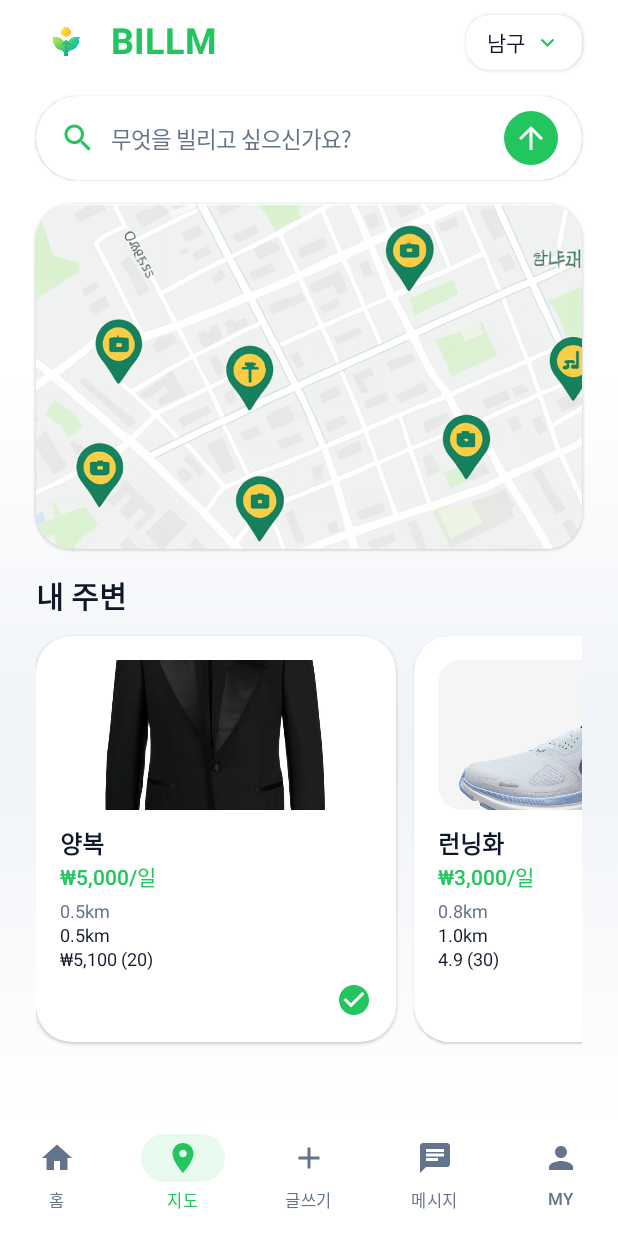
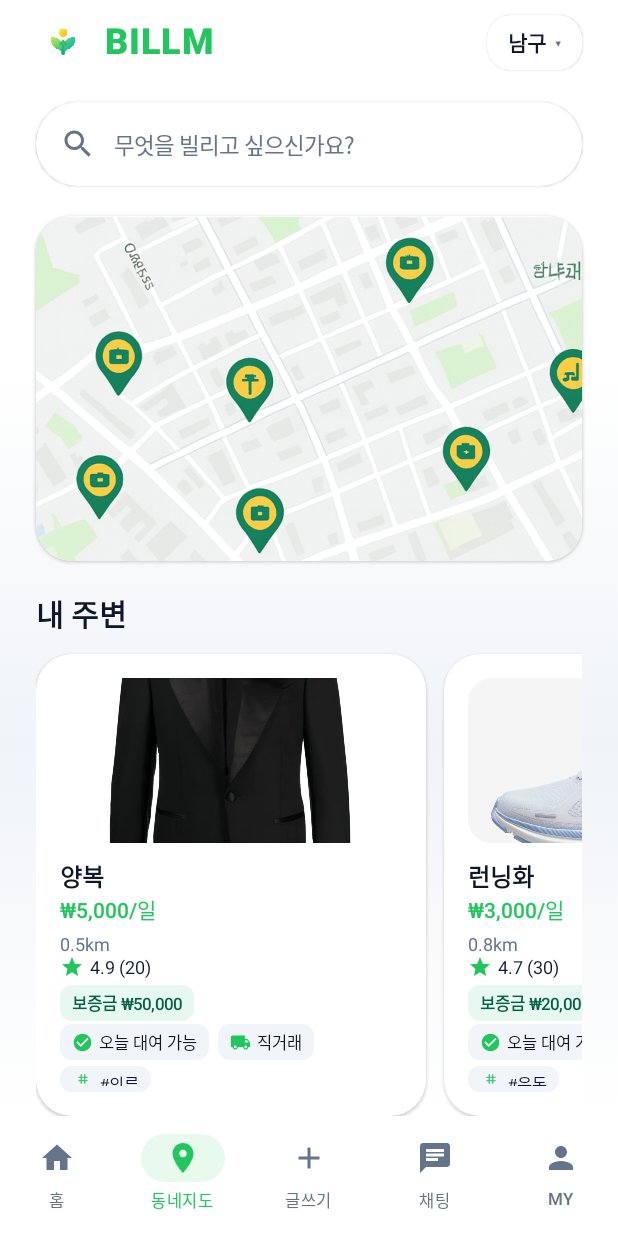
Before and after one commit to SingDu/BILLIM-App, an Android app built with Jetpack Compose: the MapTabScreen screen opened through its navigation route, on a phone screen of 412 x 824 dp. Run offline under Robolectric (Android 15) with nearby library versions, the phone set to English and light mode, and no system bars.

Commit message:
11월 03일 업데이트

```diff
--- /dev/null
+++ b/app/src/main/java/com/example/borrowitapp/ui/common/LocationChip.kt
@@ -0,0 +1,45 @@
+package com.example.borrowitapp.ui.common
+
+import androidx.compose.foundation.background
+import androidx.compose.foundation.clickable
+import androidx.compose.foundation.layout.Box
+import androidx.compose.foundation.layout.Row
+import androidx.compose.foundation.layout.padding
+import androidx.compose.foundation.shape.RoundedCornerShape
+import androidx.compose.material3.Text
+import androidx.compose.runtime.Composable
+import androidx.compose.ui.Alignment
+import androidx.compose.ui.Modifier
+import androidx.compose.ui.graphics.Color
+import androidx.compose.ui.text.font.FontWeight
+import androidx.compose.ui.unit.dp
+import androidx.compose.ui.unit.sp
+
+@Composable
+fun LocationChip(
+    label: String,
+    modifier: Modifier = Modifier,
+    onClick: () -> Unit
+) {
+    Box(
+        modifier = modifier
+            .background(Color(0xFFF8FAFC), RoundedCornerShape(20.dp))
+            .clickable { onClick() }
+            .padding(horizontal = 16.dp, vertical = 10.dp),
+        contentAlignment = Alignment.Center
+    ) {
+        Row {
+            Text(
+                text = label,
+                fontSize = 14.sp,
+                fontWeight = FontWeight.SemiBold,
+                color = Color(0xFF0F172A)
+            )
+            Text(
+                text = "  ▼",
+                fontSize = 9.sp,
+                color = Color(0xFF94A3B8)
+            )
+        }
+    }
+}
--- a/app/src/main/java/com/example/borrowitapp/ui/home/HomeScreen.kt
+++ b/app/src/main/java/com/example/borrowitapp/ui/home/HomeScreen.kt
@@ -93,11 +93,11 @@ fun HomeScreen(
         modifier = Modifier
             .fillMaxSize()
             .background(
-                Brush.verticalGradient(
+                brush = Brush.verticalGradient(
                     listOf(
-                        Color(0xFFF6FFFB),
                         Color.White,
-                        Color(0xFFF6FFFB)
+                        Color.White,
+                        Color.White
                     )
                 )
             )
@@ -183,7 +183,8 @@ private fun Header(
             Spacer(Modifier.width(8.dp))
             Text(
                 text = "BILLM",
-                color = BrandGreen,            // 시그니처 컬러
+                color = BrandGreen,
+                fontSize = 24.sp,
                 style = MaterialTheme.typography.titleLarge.copy(fontWeight = FontWeight.ExtraBold)
             )
         }
--- a/app/src/main/java/com/example/borrowitapp/ui/map/MapTabScreen.kt
+++ b/app/src/main/java/com/example/borrowitapp/ui/map/MapTabScreen.kt
@@ -11,14 +11,17 @@ import androidx.compose.foundation.shape.CircleShape
 import androidx.compose.foundation.shape.RoundedCornerShape
 import androidx.compose.material.icons.Icons
 import androidx.compose.material.icons.filled.ArrowUpward
-import androidx.compose.material.icons.filled.CameraAlt
 import androidx.compose.material.icons.filled.CheckCircle
 import androidx.compose.material.icons.filled.ExpandMore
 import androidx.compose.material.icons.filled.Search
+import androidx.compose.material.icons.filled.Star
+import androidx.compose.material.icons.filled.LocalShipping
+import androidx.compose.material.icons.filled.Tag
 import androidx.compose.material3.Icon
 import androidx.compose.material3.Surface
 import androidx.compose.material3.Text
-import androidx.compose.runtime.Composable
+import androidx.compose.runtime.*
+import androidx.compose.runtime.saveable.rememberSaveable
 import androidx.compose.ui.Alignment
 import androidx.compose.ui.Modifier
 import androidx.compose.ui.draw.clip
@@ -36,25 +39,23 @@ import com.example.borrowitapp.ui.theme.BrandTeal
 import com.example.borrowitapp.ui.theme.TextMuted
 import com.example.borrowitapp.ui.theme.TextPrimary
 
-/* ------------------ 프롬프트 반영 공통 규격 ------------------ */
+/* ------------------ 공통 규격 ------------------ */
 private val ScreenHPadding = 24.dp
 private val BigGap = 16.dp
 private val SmallGap = 12.dp
 private val LargeCorner = 24.dp
 private val PillCorner = 28.dp
 
-// 위치칩 드롭다운 색(시안 느낌의 딥 블루 계열)
-private val ChipChevron = Color(0xFF2F6BB2)
-
 @Composable
 fun MapTabScreen(
     onSearch: () -> Unit = {},
     onChangeDistrict: () -> Unit = {},
     onItemClick: (Long) -> Unit = {},
-    @DrawableRes mapImageResId: Int = R.drawable.map_placeholder, // TODO: 발표용 지도 이미지로 교체하세요 (예: R.drawable.map_placeholder)
+    @DrawableRes mapImageResId: Int = R.drawable.map_placeholder,
     items: List<NearbyItemUi> = demoNearbyItemsWithImages()
 ) {
-    // 배경: 화이트 + 은은한 민트 그라데이션(보라/핑크 제거)
+    var selectedAddress by rememberSaveable { mutableStateOf("남구") }
+
     Box(
         modifier = Modifier
             .fillMaxSize()
@@ -75,30 +76,29 @@ fun MapTabScreen(
                 .fillMaxSize()
                 .padding(horizontal = ScreenHPadding)
         ) {
-            Spacer(Modifier.height(8.dp))
 
-            // 1) 헤더(로고 업, BILLM = BrandGreen, 위치칩 + 아래 화살표)
-            Header(
-                onChangeDistrict = onChangeDistrict,
-                logoRes = R.drawable.logo1
+            MapHeaderHomeStyle(
+                logoRes = R.drawable.logo1,
+                title = "BILLM",
+                selectedAddress = selectedAddress,
+                onAddressClick = {
+                    onChangeDistrict()
+                }
             )
 
-            Spacer(Modifier.height(BigGap))
+            Spacer(Modifier.height(12.dp))
 
-            // 2) 검색 바(화이트 캡슐 + 좌 돋보기 + 우 36dp 원형 업 버튼)
             SearchPill(
                 placeholder = "무엇을 빌리고 싶으신가요?",
                 onClick = onSearch
             )
 
-            Spacer(Modifier.height(BigGap))
+            Spacer(Modifier.height(20.dp))
 
-            // 3) 지도 카드: 발표용 이미지로 대체
             MapImageCard(mapImageResId)
 
-            Spacer(Modifier.height(BigGap))
+            Spacer(Modifier.height(20.dp))
 
-            // 4) 섹션 타이틀
             Text(
                 text = "내 주변",
                 color = TextPrimary,
@@ -108,7 +108,6 @@ fun MapTabScreen(
 
             Spacer(Modifier.height(SmallGap))
 
-            // 5) 실제 PNG 연결 가능한 카드 리스트
             NearbyHorizontalList(
                 items = items,
                 onItemClick = onItemClick
@@ -118,93 +117,98 @@ fun MapTabScreen(
         }
     }
 }
-
-/* ============================== Header =============================== */
-
 @Composable
-private fun Header(
-    onChangeDistrict: () -> Unit,
-    @DrawableRes logoRes: Int
+private fun MapHeaderHomeStyle(
+    @DrawableRes logoRes: Int,
+    title: String,
+    selectedAddress: String,
+    onAddressClick: () -> Unit
 ) {
     Row(
-        modifier = Modifier.fillMaxWidth(),
+        modifier = Modifier
+            .fillMaxWidth()
+            .height(56.dp),
+        horizontalArrangement = Arrangement.SpaceBetween,
         verticalAlignment = Alignment.CenterVertically
     ) {
-        // 로고 사이즈 업(32 -> 40dp) + 텍스트 BrandGreen
         Row(verticalAlignment = Alignment.CenterVertically) {
             Image(
-                painter = painterResource(id = logoRes),
+                painter = painterResource(logoRes),
                 contentDescription = "BILLM 로고",
-                modifier = Modifier.size(40.dp),
+                modifier = Modifier.size(36.dp),
                 contentScale = ContentScale.Fit
             )
-            Spacer(Modifier.width(10.dp))
+
+            Spacer(modifier = Modifier.width(10.dp))
+
             Text(
-                text = "BILLM",
+                text = title,
+                fontSize = 24.sp,
+                fontWeight = FontWeight.Black,
                 color = BrandGreen,
-                fontSize = 24.sp,
-                fontWeight = FontWeight.Bold
+                letterSpacing = 0.5.sp
             )
         }
-        Spacer(Modifier.weight(1f))
-        // 위치 칩 (화이트 표면 + 그림자 + 아래 화살표)
-        Surface(
-            color = Color.White,
-            shadowElevation = 2.dp,
-            shape = RoundedCornerShape(16.dp)
+        LocationChipHomeStyle(
+            label = selectedAddress,
+            onClick = onAddressClick
+        )
+    }
+}
+@Composable
+private fun LocationChipHomeStyle(
+    label: String,
+    onClick: () -> Unit
+) {
+    Surface(
+        color = Color.White,
+        shadowElevation = 1.dp,
+        shape = RoundedCornerShape(16.dp),
+        onClick = onClick
+    ) {
+        Row(
+            modifier = Modifier.padding(horizontal = 14.dp, vertical = 8.dp),
+            verticalAlignment = Alignment.CenterVertically
         ) {
-            Row(
-                modifier = Modifier
-                    .clickable { onChangeDistrict() }
-                    .padding(horizontal = 14.dp, vertical = 8.dp),
-                verticalAlignment = Alignment.CenterVertically
-            ) {
-                Text(
-                    text = "남구",
-                    color = TextPrimary,
-                    fontSize = 14.sp,
-                    fontWeight = FontWeight.Medium
-                )
-                Spacer(Modifier.width(6.dp))
-                Icon(
-                    imageVector = Icons.Filled.ExpandMore,
-                    contentDescription = "지역 변경",
-                    tint = BrandGreen,
-                    modifier = Modifier.size(18.dp)
-                )
-            }
+            Text(
+                text = label,
+                color = TextPrimary,
+                fontSize = 14.sp,
+                fontWeight = FontWeight.SemiBold
+            )
+
+            Spacer(Modifier.width(6.dp))
+
+            Text("▾", color = TextMuted, fontSize = 12.sp)
         }
     }
 }
-
-/* ============================ Search Pill ============================ */
-
 @Composable
 private fun SearchPill(
     placeholder: String,
     onClick: () -> Unit
 ) {
     Surface(
+        modifier = Modifier.fillMaxWidth(),
+        shadowElevation = 1.dp,
+        shape = RoundedCornerShape(28.dp),
         color = Color.White,
-        shadowElevation = 1.dp,
-        shape = RoundedCornerShape(PillCorner),
-        modifier = Modifier
-            .fillMaxWidth()
-            .height(56.dp)
-            .clickable { onClick() }
+        onClick = onClick
     ) {
         Row(
             modifier = Modifier
-                .fillMaxSize()
+                .height(56.dp)
                 .padding(horizontal = 16.dp),
             verticalAlignment = Alignment.CenterVertically
         ) {
             Icon(
                 imageVector = Icons.Filled.Search,
                 contentDescription = null,
-                tint = BrandGreen
+                tint = TextMuted
             )
-            Spacer(Modifier.width(10.dp))
+
+            Spacer(Modifier.width(12.dp))
+
             Text(
                 text = placeholder,
                 color = TextMuted,
@@ -213,26 +217,9 @@ private fun SearchPill(
                 maxLines = 1,
                 overflow = TextOverflow.Ellipsis
             )
-            Spacer(Modifier.width(8.dp))
-            Box(
-                modifier = Modifier
-                    .size(36.dp)
-                    .clip(CircleShape)
-                    .background(BrandGreen),
-                contentAlignment = Alignment.Center
-            ) {
-                Icon(
-                    imageVector = Icons.Filled.ArrowUpward,
-                    contentDescription = null,
-                    tint = Color.White
-                )
-            }
         }
     }
 }
-
-/* ============================ Map Image Card ============================ */
-/** 발표용: 지도 API PNG 이미지를 표시 */
 @Composable
 private fun MapImageCard(@DrawableRes mapImageResId: Int) {
     Surface(
@@ -251,17 +238,18 @@ private fun MapImageCard(@DrawableRes mapImageResId: Int) {
         )
     }
 }
-
-/* ======================= Nearby Horizontal Cards ====================== */
-
 data class NearbyItemUi(
     val id: Long,
     val title: String,
-    val priceText: String,
-    val meta1: String,
-    val meta2: String,
-    val meta3: String,
-    @DrawableRes val thumbnailRes: Int   // PNG 리소스 연결용
+    val pricePerDay: Int,          // ₩/일
+    val distanceKm: Double,        // km
+    val ownerRating: Double,       // 4.9
+    val reviewCount: Int,          // (30)
+    val deposit: Int,              // ₩
+    val availableToday: Boolean,   // 오늘 대여 가능
+    val meetMethod: String,        // 직거래/택배 등
+    val category: String,          // 의류/운동 등
+    @DrawableRes val thumbnailRes: Int
 )
 
 @Composable
@@ -288,23 +276,24 @@ private fun NearbyCard(item: NearbyItemUi, onClick: () -> Unit) {
         shape = RoundedCornerShape(LargeCorner),
         shadowElevation = 1.dp,
         modifier = Modifier
-            .width(240.dp)
+            .width(260.dp)
             .clickable { onClick() }
     ) {
         Column(Modifier.padding(16.dp)) {
-            // 예시 PNG 파일 사용중
+            // 썸네일
             Image(
                 painter = painterResource(id = item.thumbnailRes),
                 contentDescription = "${item.title} 썸네일",
                 modifier = Modifier
                     .fillMaxWidth()
-                    .height(100.dp)
+                    .height(110.dp)
                     .clip(RoundedCornerShape(16.dp)),
                 contentScale = ContentScale.Crop
             )
 
             Spacer(Modifier.height(10.dp))
 
+            // 제목
             Text(
                 text = item.title,
                 color = TextPrimary,
@@ -313,8 +302,10 @@ private fun NearbyCard(item: NearbyItemUi, onClick: () -> Unit) {
                 maxLines = 1,
                 overflow = TextOverflow.Ellipsis
             )
+
+            // 가격
             Text(
-                text = item.priceText,
+                text = "₩${item.pricePerDay.toPrice()}/일",
                 color = BrandGreen,
                 fontSize = 14.sp,
                 fontWeight = FontWeight.Medium
@@ -322,27 +313,78 @@ private fun NearbyCard(item: NearbyItemUi, onClick: () -> Unit) {
 
             Spacer(Modifier.height(6.dp))
 
-            MetaLine(item.meta1, muted = true)
-            Spacer(Modifier.height(2.dp))
-            MetaLine(item.meta2, muted = false)
-            Spacer(Modifier.height(2.dp))
-            MetaLine(item.meta3, muted = false)
+            // 거리
+            MetaLine("${item.distanceKm}km", muted = true)
 
-            Spacer(Modifier.height(8.dp))
+            // 평점
+            Row(verticalAlignment = Alignment.CenterVertically) {
+                Icon(
+                    imageVector = Icons.Filled.Star,
+                    contentDescription = null,
+                    tint = BrandGreen,
+                    modifier = Modifier.size(16.dp)
+                )
+                Spacer(Modifier.width(4.dp))
+                Text(
+                    text = "${item.ownerRating} (${item.reviewCount})",
+                    color = TextPrimary,
+                    fontSize = 12.sp
+                )
+            }
 
-            Row(
-                modifier = Modifier.fillMaxWidth(),
-                horizontalArrangement = Arrangement.End
-            ) {
-                Icon(
-                    imageVector = Icons.Filled.CheckCircle,
-                    contentDescription = null,
-                    tint = BrandGreen
+            // 보증금
+            MetaBadge(
+                text = "보증금 ₩${item.deposit.toPrice()}",
+                tint = Color(0xFF065F46) ,
+                bg = Color(0xFFE7F8F0)
+            )
+
+            // 오늘 대여/거래 방식
+            Row(horizontalArrangement = Arrangement.spacedBy(6.dp)) {
+                if (item.availableToday) {
+                    SmallChip(
+                        leading = {
+                            Icon(
+                                imageVector = Icons.Filled.CheckCircle,
+                                contentDescription = null,
+                                tint = BrandGreen,
+                                modifier = Modifier.size(14.dp)
+                            )
+                        },
+                        text = "오늘 대여 가능"
+                    )
+                }
+                SmallChip(
+                    leading = {
+                        Icon(
+                            imageVector = Icons.Filled.LocalShipping,
+                            contentDescription = null,
+                            tint = BrandGreen,
+                            modifier = Modifier.size(14.dp)
+                        )
+                    },
+                    text = item.meetMethod
                 )
+            }
+
+            // 카테고리 태그
+            Spacer(Modifier.height(4.dp))
+            SmallChip(
+                leading = {
+                    Icon(
+                        imageVector = Icons.Filled.Tag,
+                        contentDescription = null,
+                        tint = BrandGreen,
+                        modifier = Modifier.size(14.dp)
+                    )
+                },
+                text = "#${item.category}"
+            )
+
             }
         }
     }
-}
+
 
 @Composable
 private fun MetaLine(text: String, muted: Boolean) {
@@ -355,36 +397,86 @@ private fun MetaLine(text: String, muted: Boolean) {
     )
 }
 
-/* ============================ Demo Data ============================ */
-/**
- * 발표용 예시 데이터:
- */
+@Composable
+private fun MetaBadge(
+    text: String,
+    tint: Color,
+    bg: Color
+) {
+    Box(
+        modifier = Modifier
+            .padding(top = 4.dp, bottom = 2.dp)
+            .clip(RoundedCornerShape(8.dp))
+            .background(bg)
+            .padding(horizontal = 8.dp, vertical = 4.dp)
+    ) {
+        Text(text = text, color = tint, fontSize = 11.sp, fontWeight = FontWeight.SemiBold)
+    }
+}
+
+@Composable
+private fun SmallChip(
+    leading: @Composable (() -> Unit)? = null,
+    text: String
+) {
+    Row(
+        modifier = Modifier
+            .clip(RoundedCornerShape(8.dp))
+            .background(Color(0xFFF1F5F9))
+            .padding(horizontal = 8.dp, vertical = 4.dp),
+        verticalAlignment = Alignment.CenterVertically
+    ) {
+        if (leading != null) {
+            leading()
+            Spacer(Modifier.width(4.dp))
+        }
+        Text(text = text, color = TextPrimary, fontSize = 11.sp)
+    }
+}
+
+/* ============================ 발표용 예시 이미지 ============================ */
+
+private fun Int.toPrice(): String =
+    String.format("%,d", this)
+
 private fun demoNearbyItemsWithImages() = listOf(
     NearbyItemUi(
         id = 1L,
         title = "양복",
-        priceText = "₩5,000/일",
-        meta1 = "0.5km",
-        meta2 = "0.5km",
-        meta3 = "₩5,100 (20)",
-        thumbnailRes = R.drawable.suit // TODO: 실제 PNG로 교체
+        pricePerDay = 5000,
+        distanceKm = 0.5,
+        ownerRating = 4.9,
+        reviewCount = 20,
+        deposit = 50000,
+        availableToday = true,
+        meetMethod = "직거래",
+        category = "의류",
+        thumbnailRes = R.drawable.suit
     ),
     NearbyItemUi(
         id = 2L,
         title = "런닝화",
-        priceText = "₩3,000/일",
-        meta1 = "0.8km",
-        meta2 = "1.0km",
-        meta3 = "4.9 (30)",
-        thumbnailRes = R.drawable.running_shoes // TODO: 실제 PNG로 교체
+        pricePerDay = 3000,
+        distanceKm = 0.8,
+        ownerRating = 4.7,
+        reviewCount = 30,
+        deposit = 20000,
+        availableToday = true,
+        meetMethod = "택배",
+        category = "운동",
+        thumbnailRes = R.drawable.running_shoes
     ),
     NearbyItemUi(
         id = 3L,
         title = "자전거",
-        priceText = "₩7,000/일",
-        meta1 = "1.9km (30)",
-        meta2 = "빌 프로포단",
-        meta3 = "₩10,000/일",
-        thumbnailRes = R.drawable.bike // TODO: 실제 PNG로 교체
+        pricePerDay = 7000,
+        distanceKm = 1.9,
+        ownerRating = 4.8,
+        reviewCount = 30,
+        deposit = 100000,
+        availableToday = false,
+        meetMethod = "직거래",
+        category = "레저",
+        thumbnailRes = R.drawable.bike
     )
 )
--- a/app/src/main/java/com/example/borrowitapp/ui/navigation/BottomBar.kt
+++ b/app/src/main/java/com/example/borrowitapp/ui/navigation/BottomBar.kt
@@ -30,9 +30,9 @@ data class BottomItem(
 
 private val bottomItems = listOf(
     BottomItem(Screen.Home.route, "홈", Icons.Filled.Home),
-    BottomItem(Screen.Map.route, "지도", Icons.Filled.Place),
+    BottomItem(Screen.Map.route, "동네지도", Icons.Filled.Place),
     BottomItem(Screen.Post.route, "글쓰기", Icons.Filled.Add, isCenter = true),
-    BottomItem(Screen.Message.route, "메시지", Icons.Filled.Chat),
+    BottomItem(Screen.Message.route, "채팅", Icons.Filled.Chat),
     BottomItem(Screen.My.route, "MY", Icons.Filled.Person)
 )
 
```
Also changed, not shown: 6 other files.
